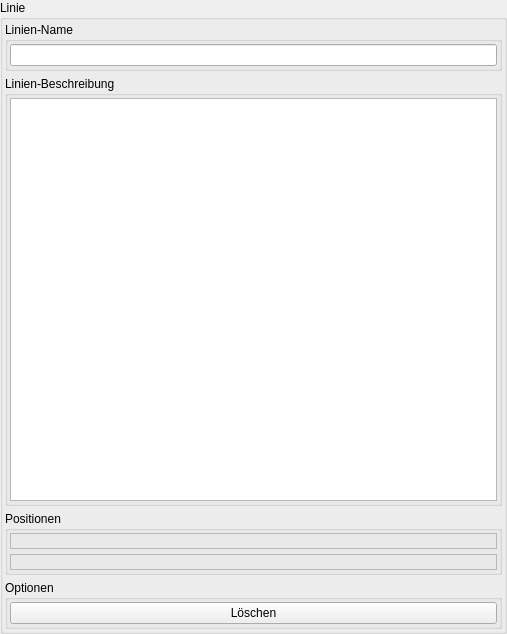
Qt form trunk/editor/toolWidgetLineNew.ui (BackupTheBerlios/bbuilder-svn) before a commit.
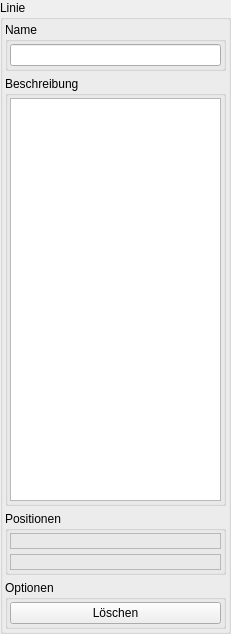
The same form after that commit.

Commit message: Klassen für NavigationPoint, NavigationLine, ToolNavigationPointNew und ToolNavigationLineNew implementiert. Die Objekte werden aber noch nicht in XML-Dateien gespeichert.

```diff
--- a/trunk/editor/toolWidgetLineNew.ui
+++ b/trunk/editor/toolWidgetLineNew.ui
@@ -8,7 +8,7 @@
    <rect>
     <x>0</x>
     <y>0</y>
-    <width>507</width>
+    <width>231</width>
     <height>634</height>
    </rect>
   </property>
@@ -118,7 +118,7 @@
       <item row="1" column="0" >
        <widget class="QGroupBox" name="groupBox_3" >
         <property name="title" >
-         <string>Linien-Beschreibung</string>
+         <string>Beschreibung</string>
         </property>
         <property name="flat" >
          <bool>true</bool>
@@ -139,7 +139,7 @@
       <item row="0" column="0" >
        <widget class="QGroupBox" name="groupBox_2" >
         <property name="title" >
-         <string>Linien-Name</string>
+         <string>Name</string>
         </property>
         <property name="flat" >
          <bool>true</bool>
```
Left out of the diff: 4 changed lines with no effect on the pictures. The commit also changes 23 other files.
